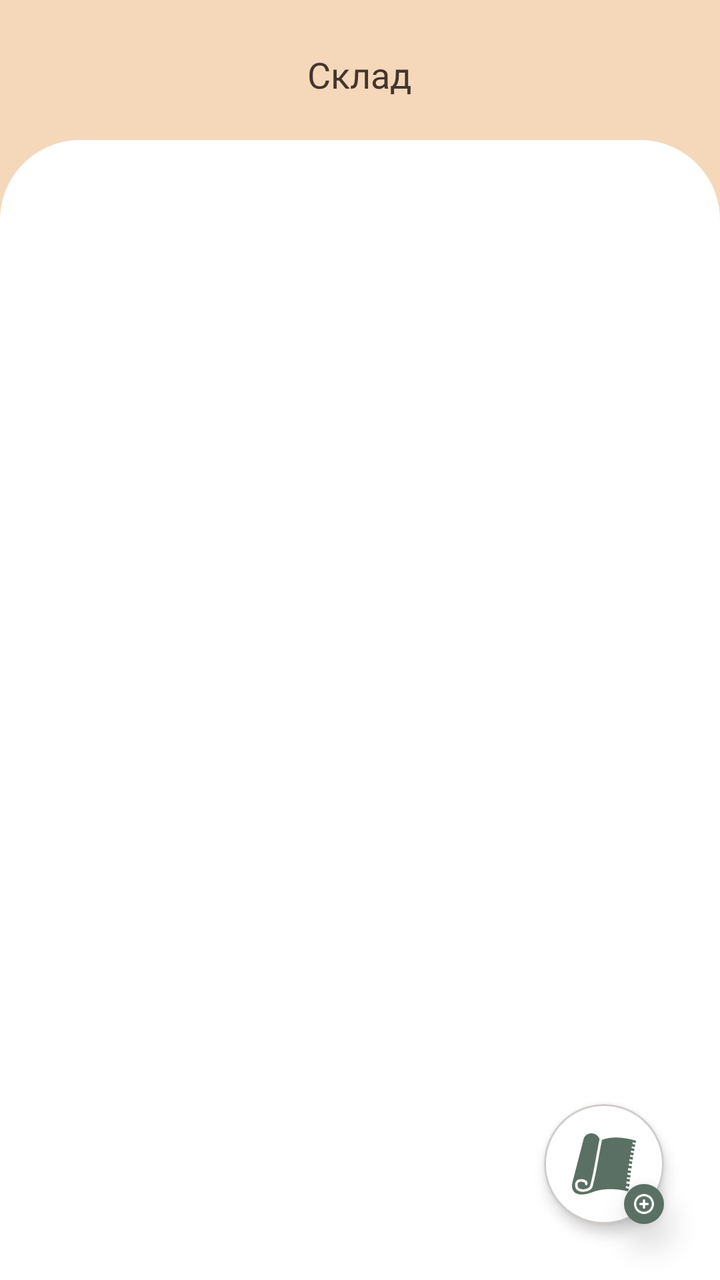
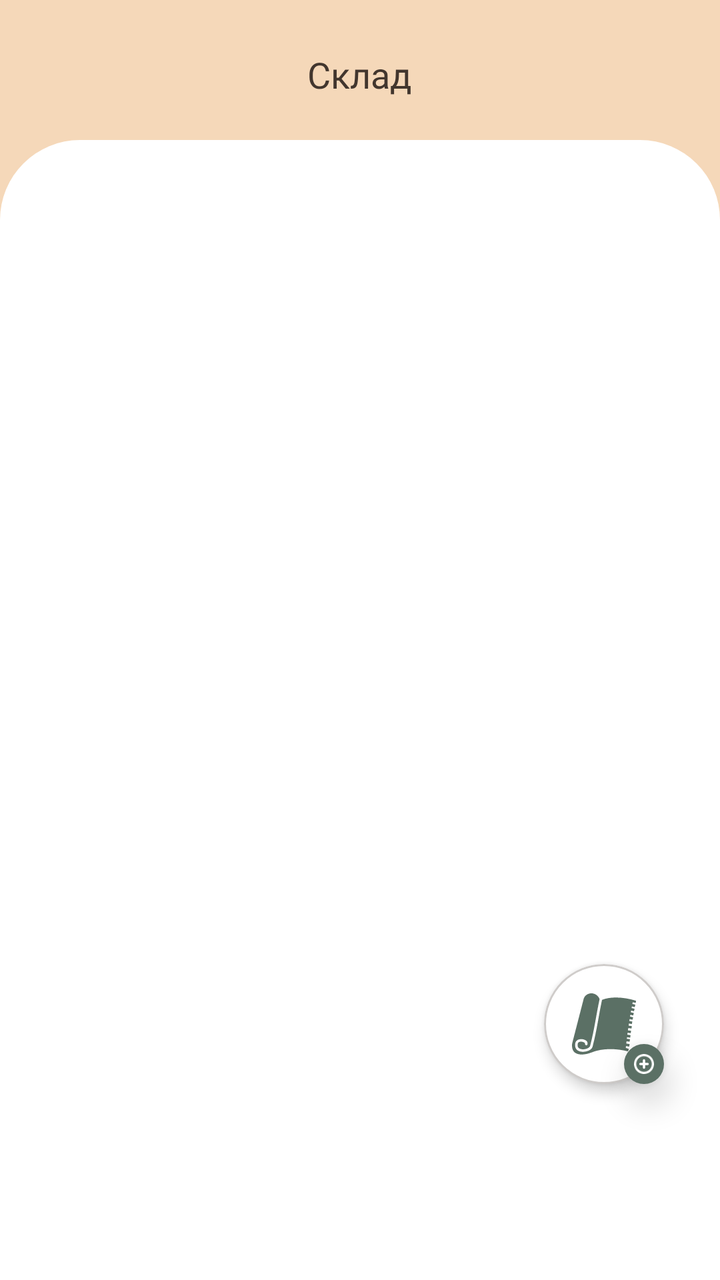

An Android layout rendered at two revisions. The XML below is the earlier revision; the diff shows what the commit changed to produce the second picture.
<!-- AndroidManifest.xml: application theme Theme.DIYProject -->
<!-- res/layout/fragment_storage_main.xml -->
<?xml version="1.0" encoding="utf-8"?>
<FrameLayout xmlns:android="http://schemas.android.com/apk/res/android"
    xmlns:app="http://schemas.android.com/apk/res-auto"
    android:layout_width="match_parent"
    android:layout_height="match_parent"
    android:clipChildren="false">

    <View
        android:layout_width="match_parent"
        android:layout_height="120dp"
        android:background="@color/color_beige_light" />

    <TextView
        android:layout_width="wrap_content"
        android:layout_height="wrap_content"
        android:layout_gravity="top|center_horizontal"
        android:layout_marginTop="25dp"
        android:text="Склад"
        android:textAppearance="@style/TextAppearance.App.Title.OnPages"
        android:textColor="@color/color_beige_dark" />

    <LinearLayout
        android:layout_width="match_parent"
        android:layout_height="match_parent"
        android:layout_marginTop="70dp"
        android:background="@drawable/bg_white_rounded_top"
        android:orientation="vertical"
        android:padding="@dimen/space_margin">

        <com.google.android.material.tabs.TabLayout
            android:id="@+id/tabLayout"
            android:layout_width="match_parent"
            android:layout_height="wrap_content"
            android:background="@android:color/transparent"

            app:tabMode="scrollable"
            app:tabGravity="center"

            app:tabTextAppearance="@style/TextAppearance.App.Title"
            app:tabPaddingStart="20dp"
            app:tabPaddingEnd="20dp"

            app:tabIndicatorColor="@color/color_beige_dark"
            app:tabIndicatorHeight="2dp"
            app:tabSelectedTextColor="@color/color_beige_dark"
            app:tabTextColor="@color/color_beige_dark_30"
            app:tabRippleColor="@null" />

        <androidx.recyclerview.widget.RecyclerView
            android:id="@+id/recyclerView"
            android:layout_width="match_parent"
            android:layout_height="match_parent"
            android:layout_marginTop="@dimen/space_medium"
            android:clipToPadding="false"
            android:paddingBottom="100dp" />
    </LinearLayout>

    <FrameLayout
        android:layout_width="wrap_content"
        android:layout_height="wrap_content"
        android:layout_gravity="bottom|end"
        android:layout_margin="@dimen/space_margin"
        android:clipChildren="false"
        android:clipToPadding="false"
        android:paddingStart="8dp"
        android:paddingTop="8dp"
        android:paddingEnd="8dp"
        android:paddingBottom="8dp">

        <com.google.android.material.card.MaterialCardView
            android:id="@+id/fabMain"
            android:layout_width="60dp"
            android:layout_height="60dp"
            android:clickable="true"
            android:focusable="true"
            app:cardBackgroundColor="@color/color_white"
            app:cardCornerRadius="30dp"
            app:cardElevation="4dp"
            app:strokeWidth="1dp"
            app:strokeColor="@color/color_beige_dark_30"
            app:rippleColor="@color/color_beige_dark_30">

            <ImageView
                android:layout_width="32dp"
                android:layout_height="32dp"
                android:layout_gravity="center"
                android:src="@drawable/ic_material"
                app:tint="@color/color_green" />
        </com.google.android.material.card.MaterialCardView>

        <FrameLayout
            android:layout_width="20dp"
            android:layout_height="20dp"
            android:layout_gravity="bottom|end"
            android:elevation="8dp"
            android:background="@drawable/bg_circle_green">

            <ImageView
                android:layout_width="10dp"
                android:layout_height="10dp"
                android:layout_gravity="center"
                android:src="@drawable/ic_add"
                app:tint="@color/color_white" />
        </FrameLayout>

    </FrameLayout>


    </FrameLayout>
<!-- resources referenced by this layout -->
<resources>
  <color name="color_beige_dark">#42362E</color>
  <color name="color_beige_dark_30">#4042362E</color>
  <color name="color_beige_light">#F5D8B9</color>
  <color name="color_green">#5B7065</color>
  <color name="color_white">#FFFFFF</color>
  <dimen name="space_margin">20dp</dimen>
  <dimen name="space_medium">20dp</dimen>
  <!-- drawable bg_circle_green (drawable) -->
  <shape xmlns:android="http://schemas.android.com/apk/res/android" android:shape="oval">
      <solid android:color="@color/color_green" />
  </shape>
  <!-- drawable bg_white_rounded_top (drawable) -->
  <shape xmlns:android="http://schemas.android.com/apk/res/android">
      <solid android:color="@color/color_white" />
      <corners android:topLeftRadius="@dimen/radius_large"
          android:topRightRadius="@dimen/radius_large" />
  </shape>
  <!-- drawable ic_add (drawable) -->
  <vector xmlns:android="http://schemas.android.com/apk/res/android"
      android:width="26dp"
      android:height="26dp"
      android:viewportWidth="26"
      android:viewportHeight="26">
    <path
        android:pathData="M13,0C10.429,0 7.915,0.762 5.778,2.191C3.64,3.619 1.974,5.65 0.99,8.025C0.006,10.401 -0.252,13.014 0.25,15.536C0.751,18.058 1.99,20.374 3.808,22.192C5.626,24.01 7.942,25.249 10.464,25.75C12.986,26.252 15.599,25.994 17.975,25.01C20.35,24.027 22.381,22.36 23.809,20.222C25.238,18.085 26,15.571 26,13C25.996,9.553 24.625,6.249 22.188,3.812C19.751,1.375 16.447,0.004 13,0ZM13,23.111C11,23.111 9.045,22.518 7.383,21.407C5.72,20.296 4.424,18.717 3.659,16.869C2.893,15.022 2.693,12.989 3.083,11.027C3.473,9.066 4.436,7.264 5.85,5.85C7.264,4.436 9.066,3.473 11.027,3.083C12.989,2.693 15.022,2.893 16.869,3.659C18.717,4.424 20.296,5.72 21.407,7.383C22.518,9.045 23.111,11 23.111,13C23.108,15.681 22.042,18.251 20.146,20.146C18.251,22.042 15.681,23.108 13,23.111ZM19.259,13C19.259,13.383 19.107,13.75 18.836,14.021C18.565,14.292 18.198,14.444 17.815,14.444H14.444V17.815C14.444,18.198 14.292,18.565 14.021,18.836C13.75,19.107 13.383,19.259 13,19.259C12.617,19.259 12.25,19.107 11.979,18.836C11.708,18.565 11.556,18.198 11.556,17.815V14.444H8.185C7.802,14.444 7.435,14.292 7.164,14.021C6.893,13.75 6.741,13.383 6.741,13C6.741,12.617 6.893,12.25 7.164,11.979C7.435,11.708 7.802,11.556 8.185,11.556H11.556V8.185C11.556,7.802 11.708,7.435 11.979,7.164C12.25,6.893 12.617,6.741 13,6.741C13.383,6.741 13.75,6.893 14.021,7.164C14.292,7.435 14.444,7.802 14.444,8.185V11.556H17.815C18.198,11.556 18.565,11.708 18.836,11.979C19.107,12.25 19.259,12.617 19.259,13Z"
        android:fillColor="#42362E"/>
  </vector>
  <!-- drawable ic_material: vector/xml drawable (drawable, 2201 chars, omitted) -->
  <style name="TextAppearance.App.Title" parent="TextAppearance.AppCompat">
          <item name="android:fontFamily">@font/montserrat_semibold</item>
          <item name="android:textSize">16sp</item>
          <item name="android:textColor">@color/color_beige_dark</item>
          <item name="android:textStyle">normal</item>
      </style>
  <style name="TextAppearance.App.Title.OnPages" parent="TextAppearance.AppCompat">
          <item name="android:fontFamily">@font/montserrat_semibold</item>
          <item name="android:textSize">18sp</item>
          <item name="android:textColor">@color/color_beige_dark</item>
      </style>
  <style name="Theme.DIYProject" parent="Base.Theme.DIYProject" />
  <dimen name="radius_large">40dp</dimen>
  <style name="Base.Theme.DIYProject" parent="Theme.Material3.DayNight.NoActionBar">
          <item name="android:windowBackground">@color/color_white</item>
      </style>
</resources>

<!-- the commit's change to res/layout/fragment_storage_main.xml (unified diff, before → after) -->
@@ -59,7 +59,10 @@
         android:layout_width="wrap_content"
         android:layout_height="wrap_content"
         android:layout_gravity="bottom|end"
-        android:layout_margin="@dimen/space_margin"
+        android:layout_marginStart="@dimen/space_margin"
+        android:layout_marginEnd="@dimen/space_margin"
+        android:layout_marginTop="@dimen/space_margin"
+        android:layout_marginBottom="90dp"
         android:clipChildren="false"
         android:clipToPadding="false"
         android:paddingStart="8dp"
@@ -105,5 +108,4 @@
 
     </FrameLayout>
 
-
-    </FrameLayout>
+</FrameLayout>
